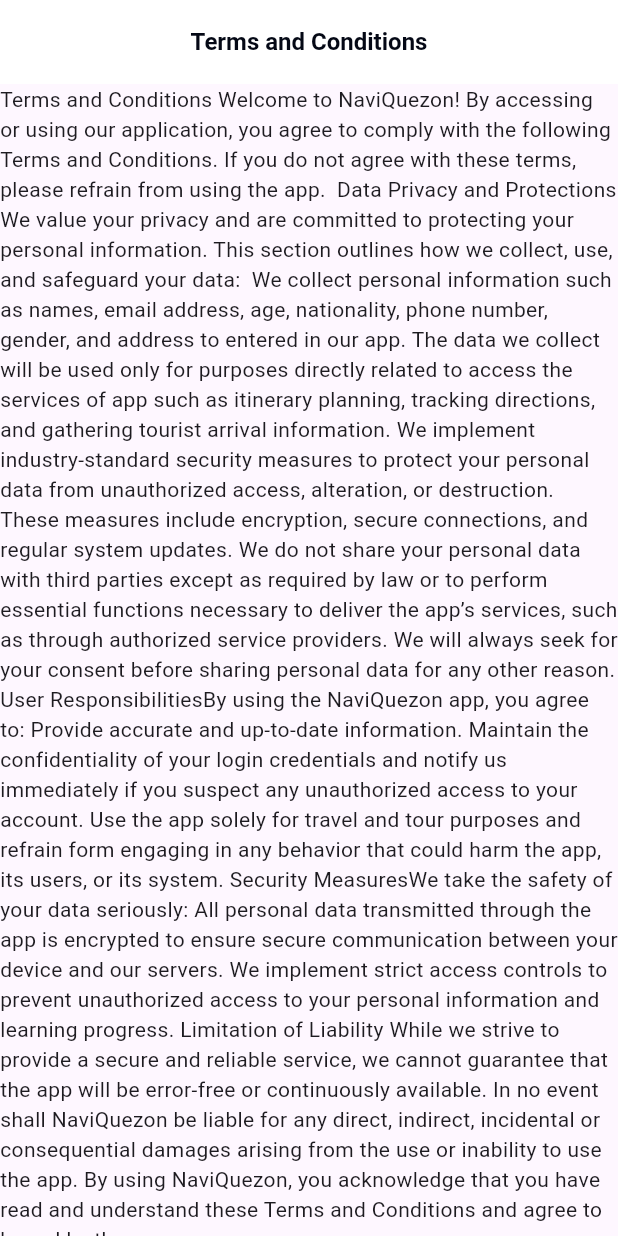
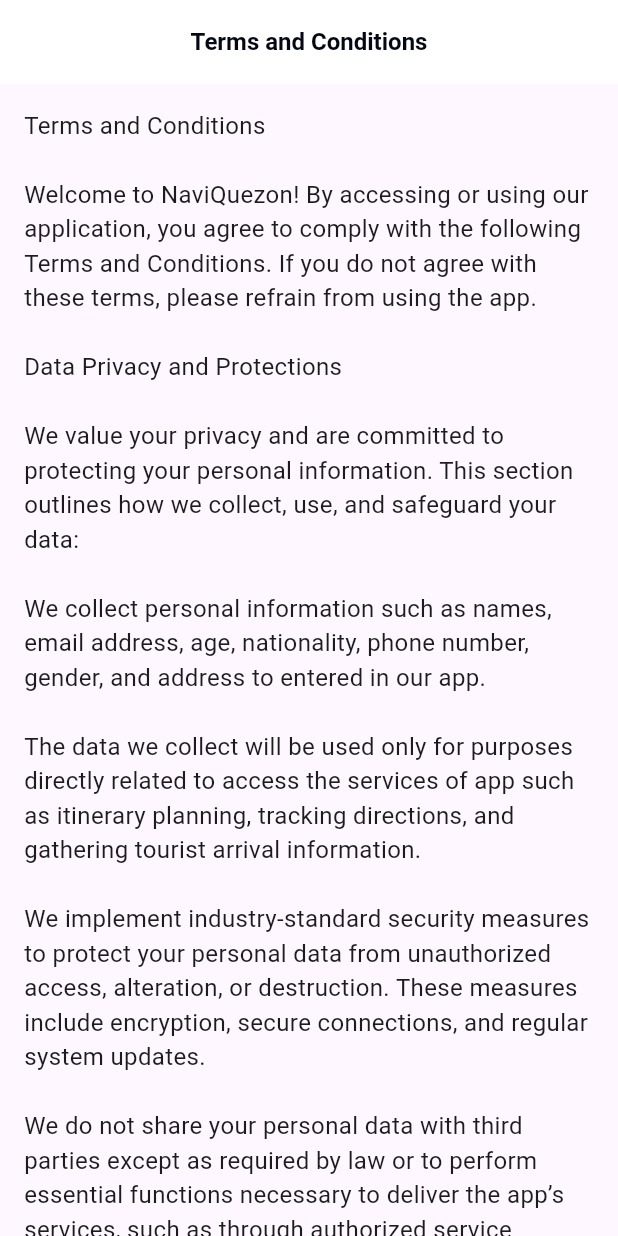
Before and after one commit to Mhen18/NaviQuezon, a Flutter app: the TermsAndConditionsScreen screen opened by its route, on a phone screen of 412 x 824 dp. Run offline on Flutter 3.47's test engine with Material 3 defaults, Android fonts, the phone set to English and light mode, and no system bars; our stand-ins replace bloc, cached_network_image, carousel_slider, chat_bubbles, chewie, chopper and 19 more; missing offline and left inert: country_list; accounts and stored records are empty; generated files the repository leaves out were written again.

```diff
--- a/lib/src/features/profile/presentation/screens/terms_and_conditions.dart
+++ b/lib/src/features/profile/presentation/screens/terms_and_conditions.dart
@@ -9,31 +9,33 @@
       appBar: AppBar(
         title: Text('Terms and Conditions'),
       ),
-      body: Center(
-        child: Text('Terms and Conditions '
-
-            'Welcome to NaviQuezon! By accessing or using our application, you agree to comply with the following Terms and Conditions. If you do not agree with these terms, please refrain from using the app. '
-            ' '
-            'Data Privacy and Protections '
-            ' '
-            'We value your privacy and are committed to protecting your personal information. This section outlines how we collect, use, and safeguard your data: '
-            ' '
-            'We collect personal information such as names, email address, age, nationality, phone number, gender, and address to entered in our app. '
-            'The data we collect will be used only for purposes directly related to access the services of app such as itinerary planning, tracking directions, and gathering tourist arrival information. '
-            'We implement industry-standard security measures to protect your personal data from unauthorized access, alteration, or destruction. These measures include encryption, secure connections, and regular system updates. '
-            'We do not share your personal data with third parties except as required by law or to perform essential functions necessary to deliver the app’s services, such as through authorized service providers. We will always seek for your consent before sharing personal data for any other reason. '
-            'User Responsibilities'
-            'By using the NaviQuezon app, you agree to: '
-            'Provide accurate and up-to-date information. '
-            'Maintain the confidentiality of your login credentials and notify us immediately if you suspect any unauthorized access to your account. '
-            'Use the app solely for travel and tour purposes and refrain form engaging in any behavior that could harm the app, its users, or its system. '
-            'Security Measures'
-            'We take the safety of your data seriously: '
-            'All personal data transmitted through the app is encrypted to ensure secure communication between your device and our servers. '
-            'We implement strict access controls to prevent unauthorized access to your personal information and learning progress. '
-            'Limitation of Liability '
-            'While we strive to provide a secure and reliable service, we cannot guarantee that the app will be error-free or continuously available. In no event shall NaviQuezon be liable for any direct, indirect, incidental or consequential damages arising from the use or inability to use the app. '
-            'By using NaviQuezon, you acknowledge that you have read and understand these Terms and Conditions and agree to bound by them.'),
+      body: SingleChildScrollView(  // Wrap content in a SingleChildScrollView
+        padding: EdgeInsets.all(16.0), // Optional padding for better readability
+        child: Center(
+          child: Text(
+            'Terms and Conditions\n\n'
+                'Welcome to NaviQuezon! By accessing or using our application, you agree to comply with the following Terms and Conditions. If you do not agree with these terms, please refrain from using the app.\n\n'
+                'Data Privacy and Protections\n\n'
+                'We value your privacy and are committed to protecting your personal information. This section outlines how we collect, use, and safeguard your data:\n\n'
+                'We collect personal information such as names, email address, age, nationality, phone number, gender, and address to entered in our app.\n\n'
+                'The data we collect will be used only for purposes directly related to access the services of app such as itinerary planning, tracking directions, and gathering tourist arrival information.\n\n'
+                'We implement industry-standard security measures to protect your personal data from unauthorized access, alteration, or destruction. These measures include encryption, secure connections, and regular system updates.\n\n'
+                'We do not share your personal data with third parties except as required by law or to perform essential functions necessary to deliver the app’s services, such as through authorized service providers. We will always seek for your consent before sharing personal data for any other reason.\n\n'
+                'User Responsibilities\n\n'
+                'By using the NaviQuezon app, you agree to:\n\n'
+                '• Provide accurate and up-to-date information.\n'
+                '• Maintain the confidentiality of your login credentials and notify us immediately if you suspect any unauthorized access to your account.\n'
+                '• Use the app solely for travel and tour purposes and refrain from engaging in any behavior that could harm the app, its users, or its system.\n\n'
+                'Security Measures\n\n'
+                'We take the safety of your data seriously:\n\n'
+                '• All personal data transmitted through the app is encrypted to ensure secure communication between your device and our servers.\n'
+                '• We implement strict access controls to prevent unauthorized access to your personal information and learning progress.\n\n'
+                'Limitation of Liability\n\n'
+                'While we strive to provide a secure and reliable service, we cannot guarantee that the app will be error-free or continuously available. In no event shall NaviQuezon be liable for any direct, indirect, incidental or consequential damages arising from the use or inability to use the app.\n\n'
+                'By using NaviQuezon, you acknowledge that you have read and understand these Terms and Conditions and agree to bound by them.',
+            style: TextStyle(fontSize: 16.0), // Optional: adjust the font size
+          ),
+        ),
       ),
     );
   }
--- a/pubspec.yaml
+++ b/pubspec.yaml
@@ -10,6 +10,7 @@
 dependencies:
   bloc: ^8.1.4
   cached_network_image: ^3.4.1
+  file_picker: ^5.2.3
   carousel_slider: ^5.0.0
   chat_bubbles: ^1.6.0
   chewie: ^1.8.5
```
Also changed, not shown: lib/src/features/establishment/presentation/widgets/establishment_details/establishment_details_image.dart (line endings or trailing spaces), pubspec.lock.
